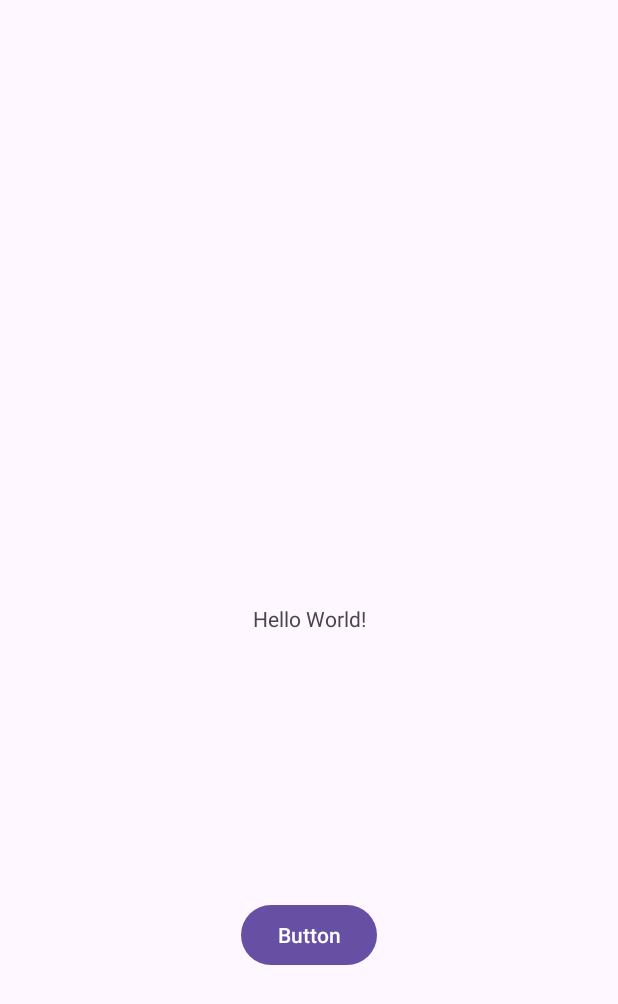
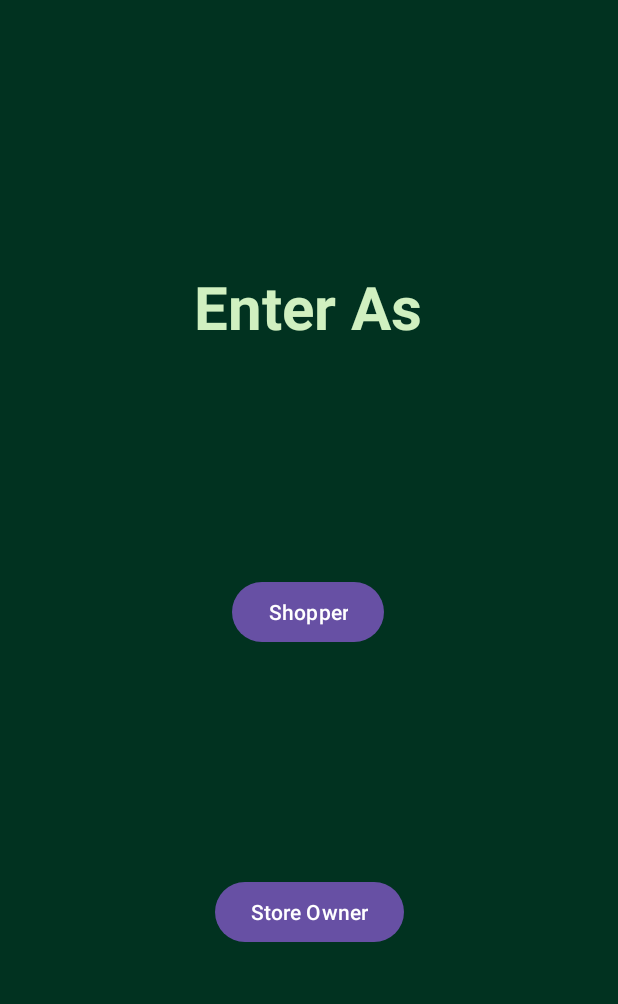
Before and after one commit to Aarya2004/B07_Project, an Android app: the screen it shows after launch (MainActivity), on a phone screen of 412 x 824 dp. Shown: the top 1004 px of the screen. Run offline under Robolectric (Android 15) with nearby library versions, the phone set to English and light mode, and no system bars; our stand-ins replace Firebase (no records; nobody signed in at launch, a user with empty details on screens opened directly), navigation-ui.

```diff
--- a/app/src/main/java/com/example/b07project/MainActivity.java
+++ b/app/src/main/java/com/example/b07project/MainActivity.java
@@ -26,6 +26,11 @@ public class MainActivity extends AppCompatActivity {
         setContentView(R.layout.activity_main);
     }
 
+    public void shopperLogin(View view) {
+        Intent intent = new Intent(this, ShopperLogin.class);
+        startActivity(intent);
+    }
+
 
     public void ownerLogin(View view) {
         Intent intent = new Intent(this, StoreOwnerLogin.class);
--- a/app/src/main/java/com/example/b07project/StoreOwnerRegister.java
+++ b/app/src/main/java/com/example/b07project/StoreOwnerRegister.java
@@ -93,7 +93,7 @@ public class StoreOwnerRegister extends AppCompatActivity {
 
         boolean userExists = user_exists(db, storeOwnerId);
         if(userExists == true){
-            Toast myToast = Toast.makeText(StoreOwnerRegister.this, "User Already Exists!", Toast.LENGTH_SHORT);
+            Toast myToast = Toast.makeText(getApplicationContext(), "User Already Exists!", Toast.LENGTH_SHORT);
             myToast.show();
             return;
         }
--- a/app/src/main/res/layout/activity_main.xml
+++ b/app/src/main/res/layout/activity_main.xml
@@ -4,26 +4,47 @@
     xmlns:tools="http://schemas.android.com/tools"
     android:layout_width="match_parent"
     android:layout_height="match_parent"
-    tools:context=".MainActivity">
+    tools:context=".MainActivity"
+    android:background="@color/darkGreen"
+    >
 
     <TextView
         android:id="@+id/textView"
         android:layout_width="wrap_content"
         android:layout_height="wrap_content"
-        android:text="Hello World!"
+        android:text="Enter As"
+        android:textColor="@color/teaGreen"
+        android:textSize="40dp"
+        android:textStyle="bold"
         app:layout_constraintBottom_toBottomOf="parent"
         app:layout_constraintEnd_toEndOf="parent"
+        app:layout_constraintHorizontal_bias="0.498"
         app:layout_constraintStart_toStartOf="parent"
-        app:layout_constraintTop_toTopOf="parent" />
+        app:layout_constraintTop_toTopOf="parent"
+        app:layout_constraintVertical_bias="0.23" />
 
     <Button
-        android:id="@+id/button"
+        android:id="@+id/shopperAccount"
         android:layout_width="wrap_content"
         android:layout_height="wrap_content"
-        android:text="Button"
+        android:onClick="shopperLogin"
+        android:text="Shopper"
+        app:layout_constraintBottom_toTopOf="@+id/ownerAccount"
+        app:layout_constraintEnd_toEndOf="parent"
+        app:layout_constraintHorizontal_bias="0.498"
+        app:layout_constraintStart_toStartOf="parent"
+        app:layout_constraintTop_toBottomOf="@+id/textView" />
+
+    <Button
+        android:id="@+id/ownerAccount"
+        android:layout_width="wrap_content"
+        android:layout_height="wrap_content"
+        android:layout_marginBottom="192dp"
         android:onClick="ownerLogin"
+        android:text="Store Owner"
         app:layout_constraintBottom_toBottomOf="parent"
         app:layout_constraintEnd_toEndOf="parent"
-        app:layout_constraintStart_toStartOf="parent"
-        app:layout_constraintTop_toBottomOf="@+id/textView" />
+        app:layout_constraintStart_toStartOf="parent" />
+
+
 </androidx.constraintlayout.widget.ConstraintLayout>
```
Also changed, not shown: app/src/main/java/com/example/b07project/ShopperLogin.java (+26 -12 lines), app/src/main/java/com/example/b07project/ShopperRegister.java (+24 -11 lines).
